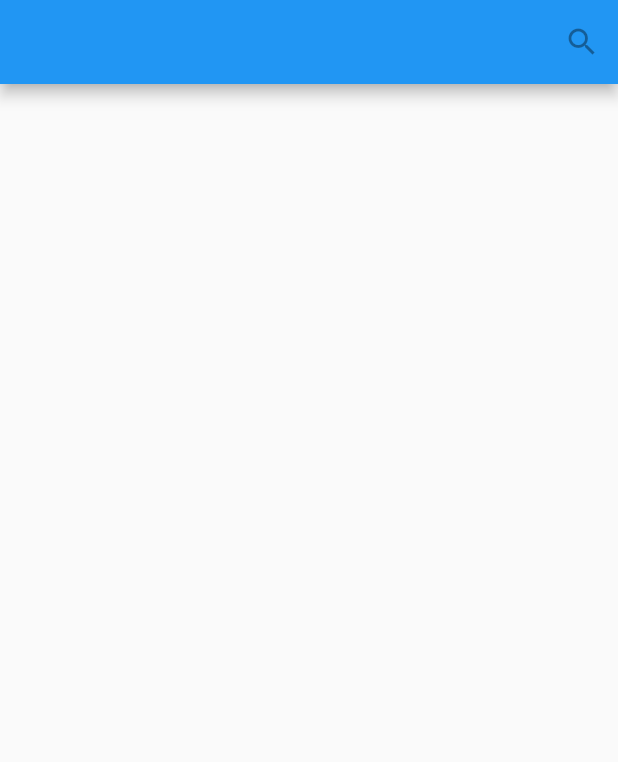
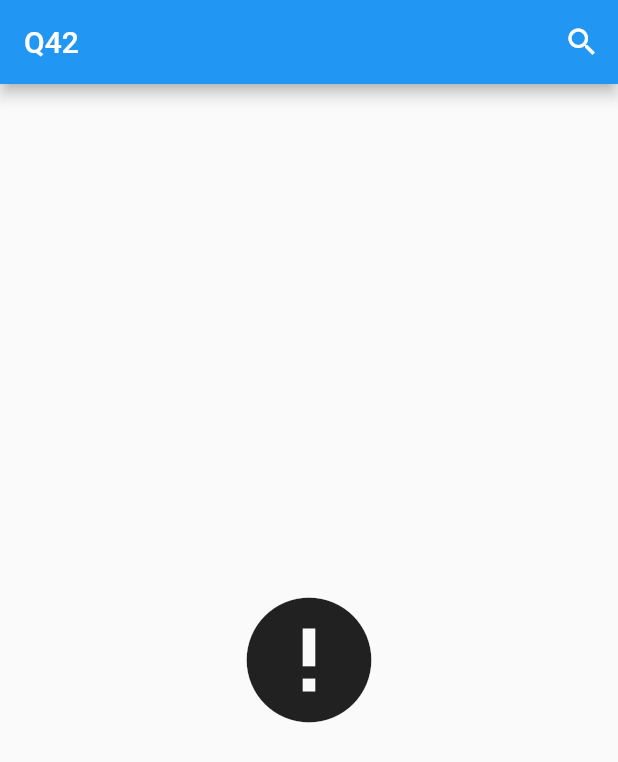
Before and after one commit to mormegil-cz/wdpocket, a Flutter app: the screen it shows after launch, on a phone screen of 412 x 824 dp. Shown: the top 762 px of the screen. Run offline on Flutter 3.47's test engine with Material 2 defaults, Android fonts, the phone set to English and light mode, and no system bars; network calls fail.

Commit message:
Entity ID input

```diff
--- a/lib/api.dart
+++ b/lib/api.dart
@@ -14,6 +14,7 @@ class WikibaseApi implements EntitySource {
     request.headers.add("From", "petr.kadlec@gmail.com");
     final response = await request.close();
     final json = await utf8.decoder.bind(response).join();
+    print("Retrieved entity JSON for $qid");
     final decodedJson = jsonDecode(json);
     return Entity.fromParsedJson(decodedJson["entities"][qid]);
   }
--- a/lib/main.dart
+++ b/lib/main.dart
@@ -1,4 +1,3 @@
-import 'dart:collection';
 import 'package:flutter/material.dart';
 import 'package:pocket_data/api.dart';
 
@@ -11,54 +10,61 @@ void main() async {
   runApp(WdPocketApp());
 }
 
-class WdPocketApp extends StatefulWidget {
-  @override
-  State<StatefulWidget> createState() => WdPocketAppState();
-}
-
-class WdPocketAppState extends State<WdPocketApp> {
-  String _qid;
-  Entity _entity;
-
-  @override
-  void initState() {
-    super.initState();
-    requestLoadEntity("Q42");
-  }
-
-  void requestLoadEntity(String qid) {
-    entitySource.getEntity(qid).then((loadedEntity) => this.setState(() {
-      _qid = qid;
-      _entity = loadedEntity;
-    }));
-  }
-
+class WdPocketApp extends StatelessWidget {
   @override
   Widget build(BuildContext context) => MaterialApp(
-      title: this._qid ?? "",
+      title: "WD Pocket",
       theme: ThemeData(
-        // This is the theme of your application.
-        //
-        // Try running your application with "flutter run". You'll see the
-        // application has a blue toolbar. Then, without quitting the app, try
-        // changing the primarySwatch below to Colors.green and then invoke
-        // "hot reload" (press "r" in the console where you ran "flutter run",
-        // or simply save your changes to "hot reload" in a Flutter IDE).
-        // Notice that the counter didn't reset back to zero; the application
-        // is not restarted.
         primarySwatch: Colors.blue,
         // This makes the visual density adapt to the platform that you run
         // the app on. For desktop platforms, the controls will be smaller and
         // closer together (more dense) than on mobile platforms.
         visualDensity: VisualDensity.adaptivePlatformDensity,
       ),
-      home: Scaffold(
+      home: WdPocketAppHome());
+}
+
+class WdPocketAppHome extends StatefulWidget {
+  @override
+  State<StatefulWidget> createState() => WdPocketAppHomeState();
+}
+
+class WdPocketAppHomeState extends State<WdPocketAppHome> {
+  String _qid;
+  Future<Entity> _entity;
+
+  @override
+  void initState() {
+    super.initState();
+    print("initState()");
+    requestLoadEntity("Q42");
+  }
+
+  void requestLoadEntity(String qid) {
+    setState(() {
+      print("Requesting load of $qid");
+      _qid = qid;
+      _entity = entitySource.getEntity(qid);
+    });
+  }
+
+  void _showQidDialog() async {
+    print("Show QID dialog");
+    await showDialog(context: context, builder: _createTextInputDialogBuilder("Load entity", "Q123456", requestLoadEntity));
+  }
+
+  @override
+  Widget build(BuildContext context) {
+    return Scaffold(
         appBar: AppBar(
-          title: Text(this._qid ?? ""),
-          actions: <Widget>[IconButton(icon: Icon(Icons.search))],
+          title: Text(_qid ?? "WD Pocket"),
+          actions: <Widget>[IconButton(icon: Icon(Icons.search), onPressed: _showQidDialog)],
         ),
-        body: _entity == null ? Container() : EntityView(entity: _entity),
-      ));
+        body: FutureBuilder<Entity>(
+            future: _entity,
+            builder: (context, snapshot) =>
+                snapshot.hasData ? EntityView(entity: snapshot.data) : Center(child: Icon(snapshot.hasError ? Icons.error : Icons.home, size: 100))));
+  }
 }
 
 class EntityView extends StatelessWidget {
@@ -164,3 +170,27 @@ class EntitySiteLinksView extends StatelessWidget {
       itemBuilder: (content, index) => ListTile(leading: Text(orderedLinks[index].key), title: Text(orderedLinks[index].value.pageTitle)),
       itemCount: orderedLinks.length);
 }
+
+WidgetBuilder _createTextInputDialogBuilder(String caption, String hintText, void onDataEntered(String data)) {
+  return (BuildContext context) {
+    final TextEditingController controller = TextEditingController();
+
+    void onDone() {
+      Navigator.of(context).pop();
+      onDataEntered(controller.text);
+    }
+
+    return AlertDialog(
+      title: Text(caption),
+      content: TextField(controller: controller, decoration: InputDecoration(hintText: hintText), autofocus: true, onSubmitted: (text) => onDone()),
+      actions: <Widget>[
+        new FlatButton(onPressed: onDone, child: Text("OK")),
+        new FlatButton(
+            onPressed: () {
+              Navigator.of(context).pop();
+            },
+            child: Text("Cancel"))
+      ],
+    );
+  };
+}
```
